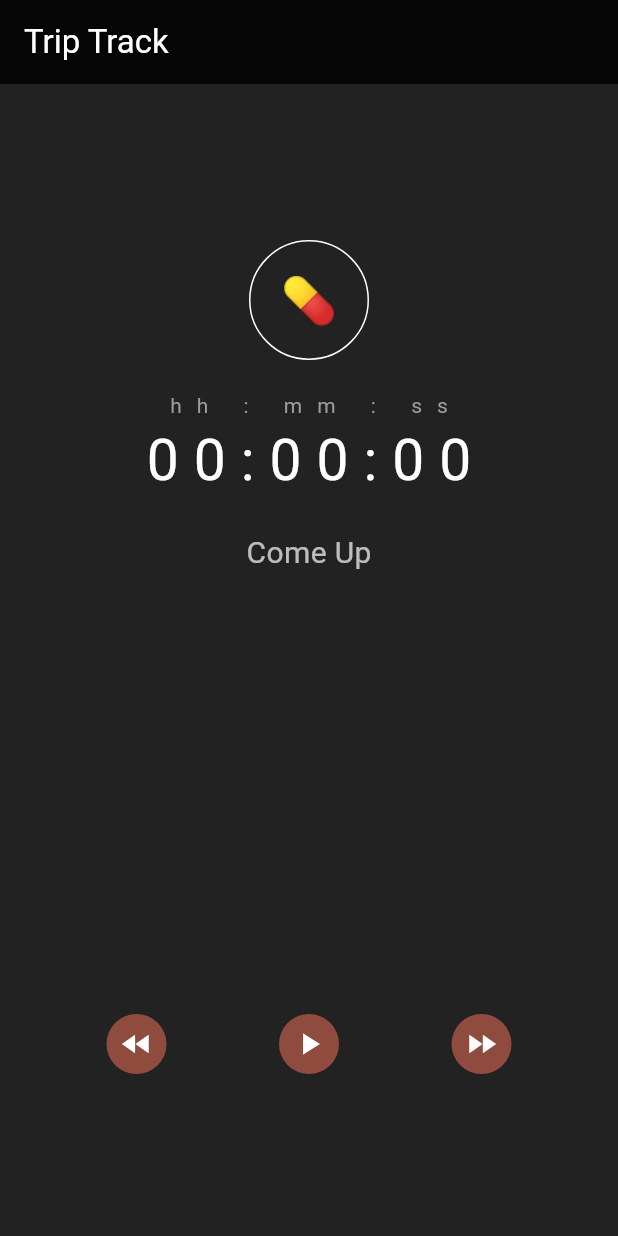
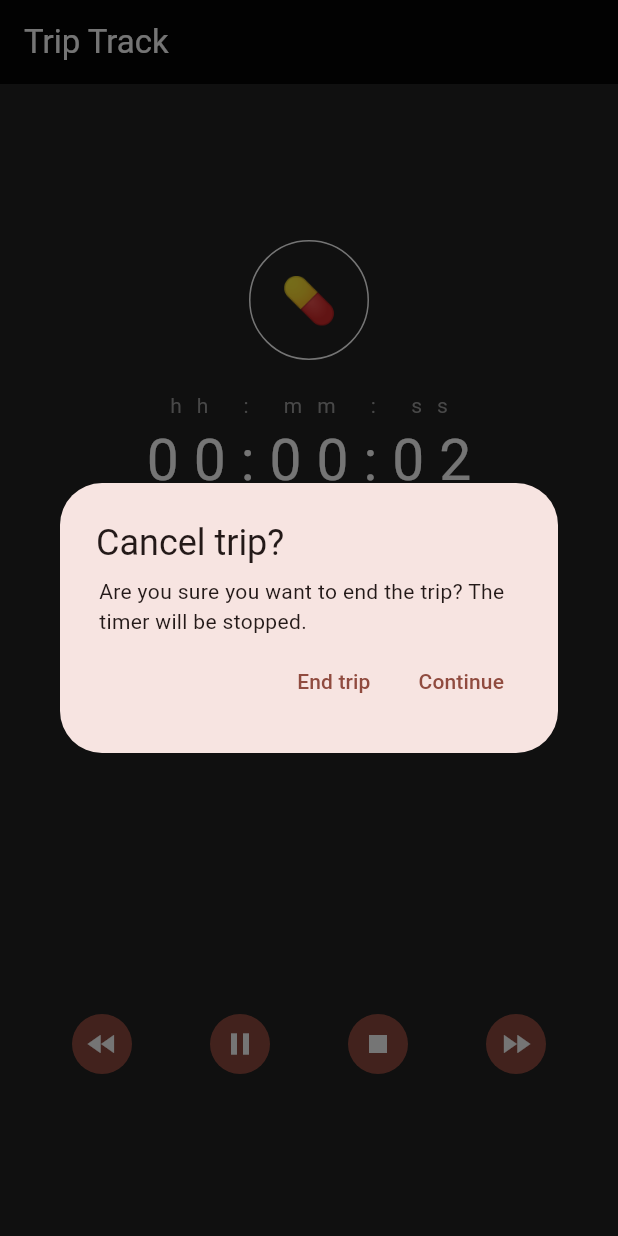
Before and after one commit to anchit-chandran/triptrack, a Flutter app: the screen it shows after launch, item 2 of the bottom bar chosen, after a tap on the "stop" icon, on a phone screen of 412 x 824 dp. Run offline on Flutter 3.47's test engine with Material 3 defaults, Android fonts, the phone set to English and light mode, and no system bars; missing offline and left inert: dart:ffi.

Commit message:
adds confirm end trip diaglog button
Signed-off-by: anchit-chandran <anchit97123@gmail.com>

```diff
--- a/lib/main.dart
+++ b/lib/main.dart
@@ -73,6 +73,7 @@
 
   void stopTimer() {
     print("Stopping timer");
+
     timer?.cancel();
     setState(() {
       timerStarted = false;
@@ -144,7 +145,35 @@
                   if (duration.inSeconds > 0)
                     ActionButton(
                         onPressed: () {
-                          stopTimer();
+                          // Confirm cancel trip
+                          showDialog(
+                              context: context,
+                              builder: (context) => AlertDialog(
+                                    title: Text("Cancel trip?"),
+                                    elevation: 24.0,
+                                    content: Padding(
+                                      padding: const EdgeInsets.symmetric(
+                                          horizontal: 20),
+                                      child: Text(
+                                          "Are you sure you want to end the trip? The timer will be stopped."),
+                                    ),
+                                    contentPadding: EdgeInsets.all(6.0),
+                                    actions: [
+                                      TextButton(
+                                          onPressed: () {
+                                            print("Ending timer");
+                                            stopTimer();
+                                            Navigator.of(context).pop();
+                                          },
+                                          child: Text("End trip")),
+                                      TextButton(
+                                          onPressed: () {
+                                            print("Continuing timer");
+                                            Navigator.of(context).pop();
+                                          },
+                                          child: Text("Continue")),
+                                    ],
+                                  ));
                         },
                         icon: Icon(Icons.stop)),
                   ActionButton(
```
